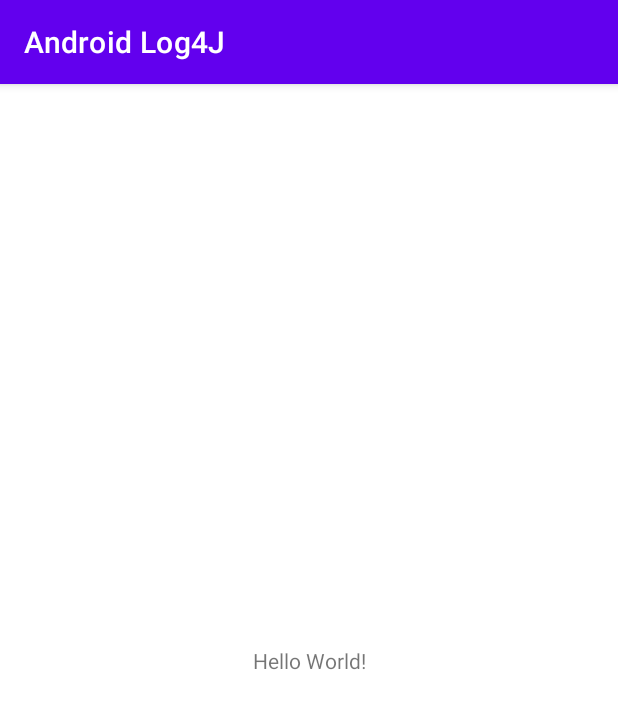
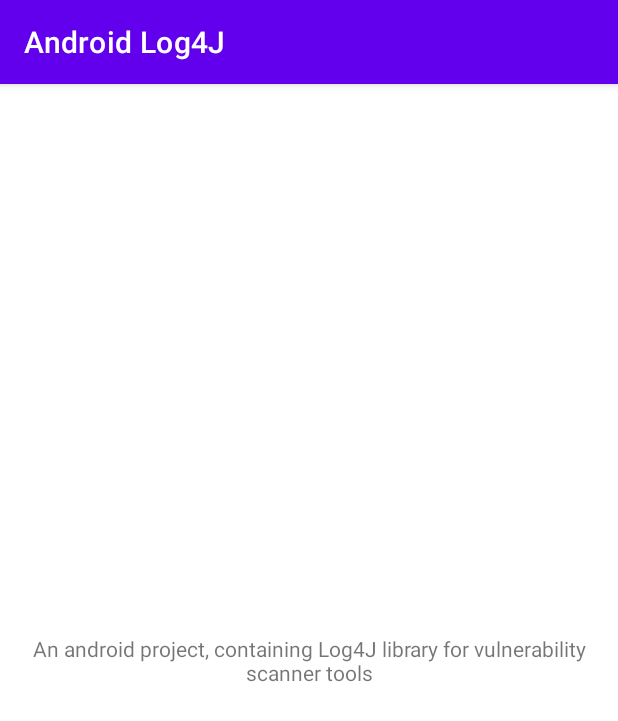
Before and after one commit to Moradix96/AndroidLog4J, an Android app: the screen it shows after launch (MainActivity), on a phone screen of 412 x 824 dp. Shown: the top 721 px of the screen. Run offline under Robolectric (Android 15) with nearby library versions, the phone set to English and light mode, and no system bars.

Commit message:
Add app's description to activity_main.xml

```diff
--- a/app/src/main/res/layout/activity_main.xml
+++ b/app/src/main/res/layout/activity_main.xml
@@ -9,7 +9,8 @@
     <TextView
         android:layout_width="wrap_content"
         android:layout_height="wrap_content"
-        android:text="Hello World!"
+        android:text="@string/app_description"
+        android:gravity="center"
         app:layout_constraintBottom_toBottomOf="parent"
         app:layout_constraintLeft_toLeftOf="parent"
         app:layout_constraintRight_toRightOf="parent"
--- a/app/src/main/res/values/strings.xml
+++ b/app/src/main/res/values/strings.xml
@@ -1,3 +1,4 @@
 <resources>
-    <string name="app_name">Android Log4J</string>
+    <string name="app_name" translatable="false">Android Log4J</string>
+    <string name="app_description">An android project, containing Log4J library for vulnerability scanner tools</string>
 </resources>
```
Also changed, not shown: 1 other file.
